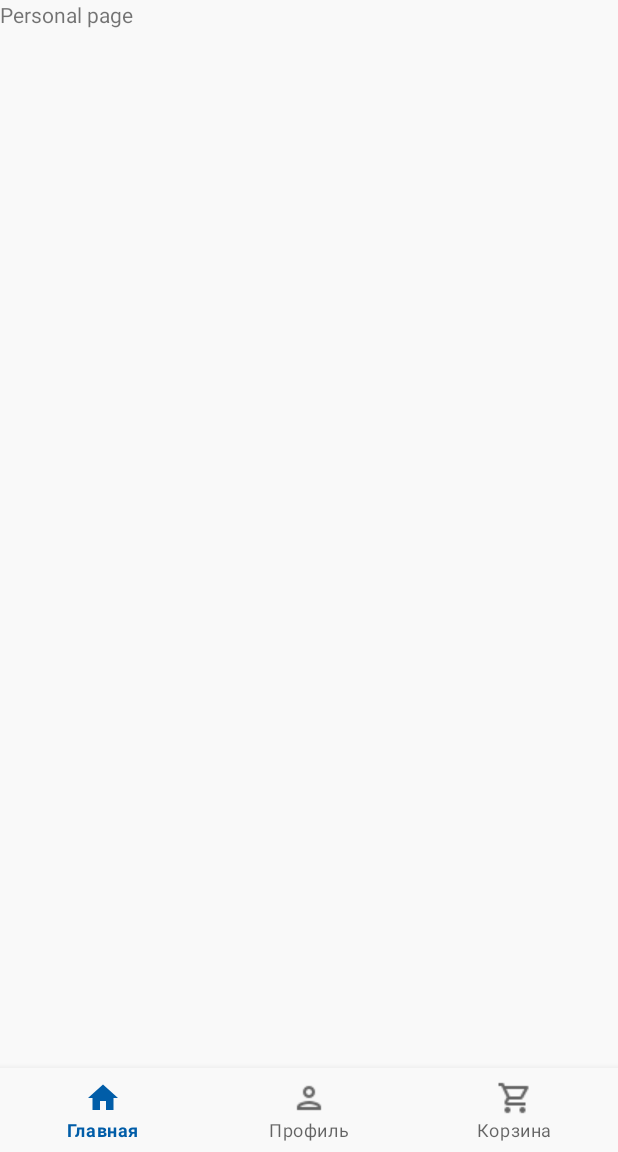
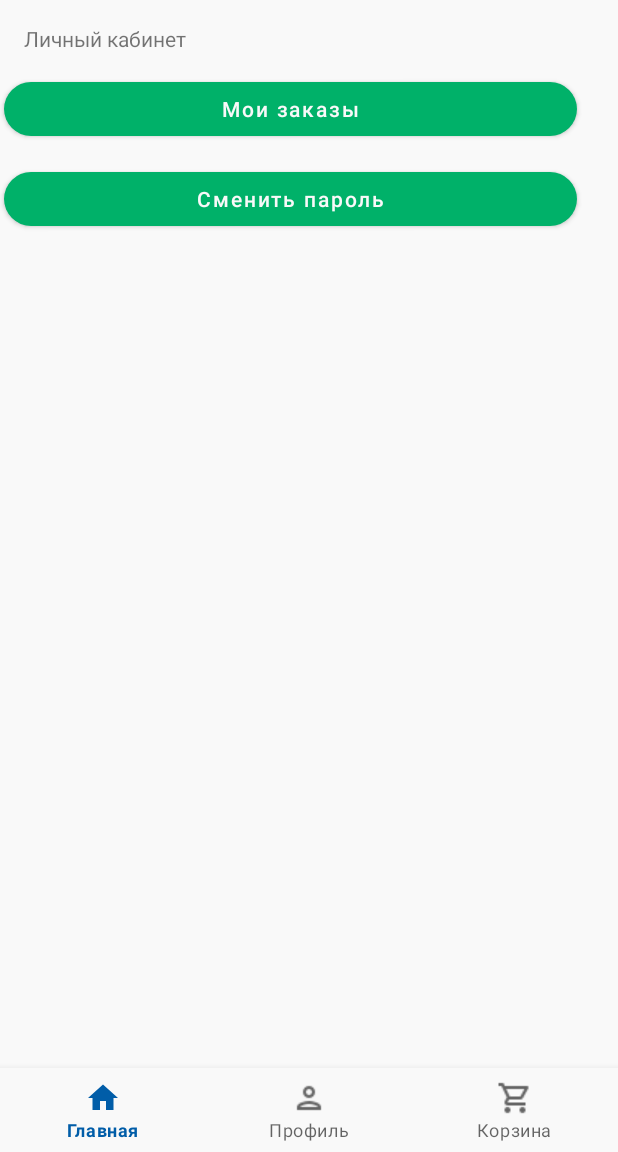
Before and after one commit to buchgit/nordside_mobile, an Android app: the FragmentPersonal screen opened through its navigation route, on a phone screen of 412 x 824 dp, the part 84-1236 px from its top. Run offline under Robolectric (Android 15) with nearby library versions, the light colour scheme and no system bars; our stand-ins replace Dagger/Hilt's generated code, Room's generated code, navigation-ui.

Commit message:
add button "My all orders" on Personal office page, orders page opens correctly

```diff
--- a/app/src/main/java/com/example/nordside_mobile/ui/FragmentPersonal.kt
+++ b/app/src/main/java/com/example/nordside_mobile/ui/FragmentPersonal.kt
@@ -1,7 +1,52 @@
 package com.example.nordside_mobile.ui
 
+import android.content.Context
+import android.os.Bundle
+import android.view.View
 import androidx.fragment.app.Fragment
 import com.example.nordside_mobile.R
+import com.example.nordside_mobile.databinding.FragmentPersonalOfficeBinding
 
 class FragmentPersonal : Fragment(R.layout.fragment_personal_office)  {
+
+    private var _binding: FragmentPersonalOfficeBinding? = null
+    private val binding get() = _binding!!
+    private var callback: Callback? = null
+
+    interface Callback{
+        fun onMyOrdersClicked()
+        fun onChangePasswordClicked()
+    }
+
+    override fun onViewCreated(view: View, savedInstanceState: Bundle?) {
+        super.onViewCreated(view, savedInstanceState)
+
+        _binding = FragmentPersonalOfficeBinding.bind(view)
+
+        with(binding){
+            buttonFragmentPersonalMyOrders.setOnClickListener{myOrdersClickListener()}
+            buttonFragmentPersonalChangePassword.setOnClickListener{changePasswordClickListener()}
+        }
+
+    }
+
+    private fun changePasswordClickListener() {
+        callback!!.onChangePasswordClicked()
+    }
+
+    private fun myOrdersClickListener() {
+        callback!!.onMyOrdersClicked()
+    }
+
+    override fun onAttach(context: Context) {
+        super.onAttach(context)
+        callback = context as Callback?
+    }
+
+    override fun onDetach() {
+        super.onDetach()
+        callback = null
+        _binding = null
+    }
+
 }
--- a/app/src/main/java/com/example/nordside_mobile/ui/MainActivity.kt
+++ b/app/src/main/java/com/example/nordside_mobile/ui/MainActivity.kt
@@ -32,7 +32,7 @@ import javax.inject.Inject
 @AndroidEntryPoint
 class MainActivity : AppCompatActivity(), FragmentCategory.Callback, FragmentCollection.Callback,
     FragmentNomenclatureList.CallbackNomenclature, FragmentLogin.Callback, BottomNavigationButtonCallback,
-FragmentRegister.Callback, FragmentAllOrders.Callback{
+FragmentRegister.Callback, FragmentAllOrders.Callback, FragmentPersonal.Callback{
 
     private var TAG = "${MainActivity::class.simpleName} ###"
     private lateinit var binding: ActivityMainBinding
@@ -186,4 +186,12 @@ FragmentRegister.Callback, FragmentAllOrders.Callback{
     override fun onOrderSelected(order: Order) {
         launchDestination(R.id.fragmentSelectedOrder, FragmentSelectedOrder.createArgs(order))
     }
+
+    override fun onMyOrdersClicked() {
+        launchDestination(R.id.fragmentAllOrders, null)
+    }
+
+    override fun onChangePasswordClicked() {
+        //TODO("Not yet implemented")
+    }
 }
--- a/app/src/main/res/layout/fragment_cart.xml
+++ b/app/src/main/res/layout/fragment_cart.xml
@@ -35,7 +35,7 @@
     <com.google.android.material.button.MaterialButton
         android:id="@+id/button_check_out"
         style="@style/BigButton"
-        android:text="Оформить заказ"
+        android:text="@string/make_order"
         android:visibility="gone"
         app:layout_constraintVertical_bias="0.78"
         app:layout_constraintTop_toTopOf="parent"
@@ -49,7 +49,7 @@
         style="@style/BigTextType"
         android:layout_width="wrap_content"
         android:layout_height="wrap_content"
-        android:text="Пустая корзина"
+        android:text="@string/empty_cart"
         app:layout_constraintStart_toStartOf="parent"
         app:layout_constraintEnd_toEndOf="parent"
         app:layout_constraintBottom_toBottomOf="parent"
--- a/app/src/main/res/layout/fragment_personal_office.xml
+++ b/app/src/main/res/layout/fragment_personal_office.xml
@@ -1,11 +1,44 @@
 <?xml version="1.0" encoding="utf-8"?>
 <androidx.constraintlayout.widget.ConstraintLayout xmlns:android="http://schemas.android.com/apk/res/android"
+    xmlns:tools="http://schemas.android.com/tools"
     android:layout_width="match_parent"
-    android:layout_height="match_parent">
+    android:layout_height="match_parent"
+    xmlns:app="http://schemas.android.com/apk/res-auto">
 
     <TextView
-        android:layout_width="match_parent"
-        android:layout_height="match_parent"
-        android:text="Personal page"/>
+        android:id="@+id/tw_fragment_personal_office_1"
+        android:layout_width="wrap_content"
+        android:layout_height="wrap_content"
+        android:layout_marginStart="16dp"
+        android:layout_marginTop="16dp"
+        android:text="@string/personal_page"
+        app:layout_constraintStart_toStartOf="parent"
+        app:layout_constraintTop_toTopOf="parent" />
+
+    <com.google.android.material.button.MaterialButton
+        android:id="@+id/button_fragment_personal_my_orders"
+        style="@style/BigButton"
+        android:layout_width="382dp"
+        android:layout_height="48dp"
+        android:text="@string/my_orders"
+        app:layout_constraintBottom_toBottomOf="parent"
+        app:layout_constraintEnd_toEndOf="parent"
+        app:layout_constraintHorizontal_bias="0.089"
+        app:layout_constraintStart_toStartOf="parent"
+        app:layout_constraintTop_toBottomOf="@+id/tw_fragment_personal_office_1"
+        app:layout_constraintVertical_bias="0.021" />
+
+    <com.google.android.material.button.MaterialButton
+        android:id="@+id/button_fragment_personal_change_password"
+        style="@style/BigButton"
+        android:layout_width="382dp"
+        android:layout_height="48dp"
+        android:text="@string/change_password"
+        app:layout_constraintBottom_toBottomOf="parent"
+        app:layout_constraintEnd_toEndOf="parent"
+        app:layout_constraintHorizontal_bias="0.089"
+        app:layout_constraintStart_toStartOf="parent"
+        app:layout_constraintTop_toBottomOf="@+id/button_fragment_personal_my_orders"
+        app:layout_constraintVertical_bias="0.021" />
 
 </androidx.constraintlayout.widget.ConstraintLayout>
--- a/app/src/main/res/values/strings.xml
+++ b/app/src/main/res/values/strings.xml
@@ -38,5 +38,10 @@
     <string name="selected_order">Ваш заказ</string>
     <string name="order_items">Товары</string>
     <string name="total_order_summa">Итого сумма</string>
+    <string name="my_orders">Мои заказы</string>
+    <string name="change_password">Сменить пароль</string>
+    <string name="personal_page">Личный кабинет</string>
+    <string name="make_order">Оформить заказ</string>
+    <string name="empty_cart">Пустая корзина</string>
 
 </resources>
```
